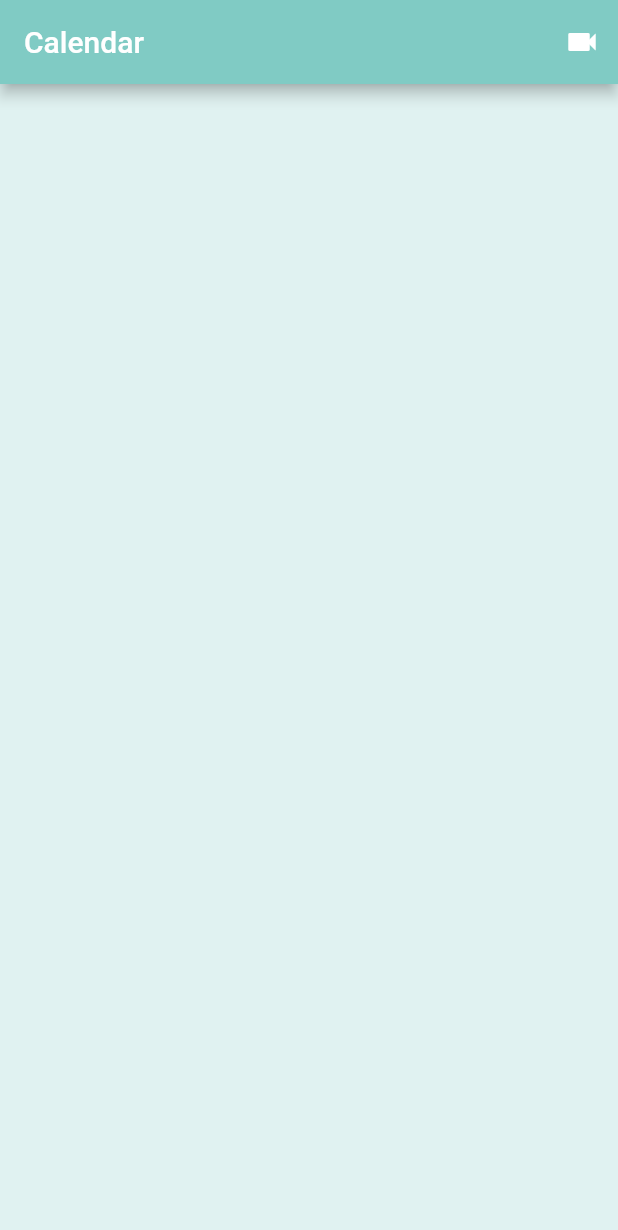
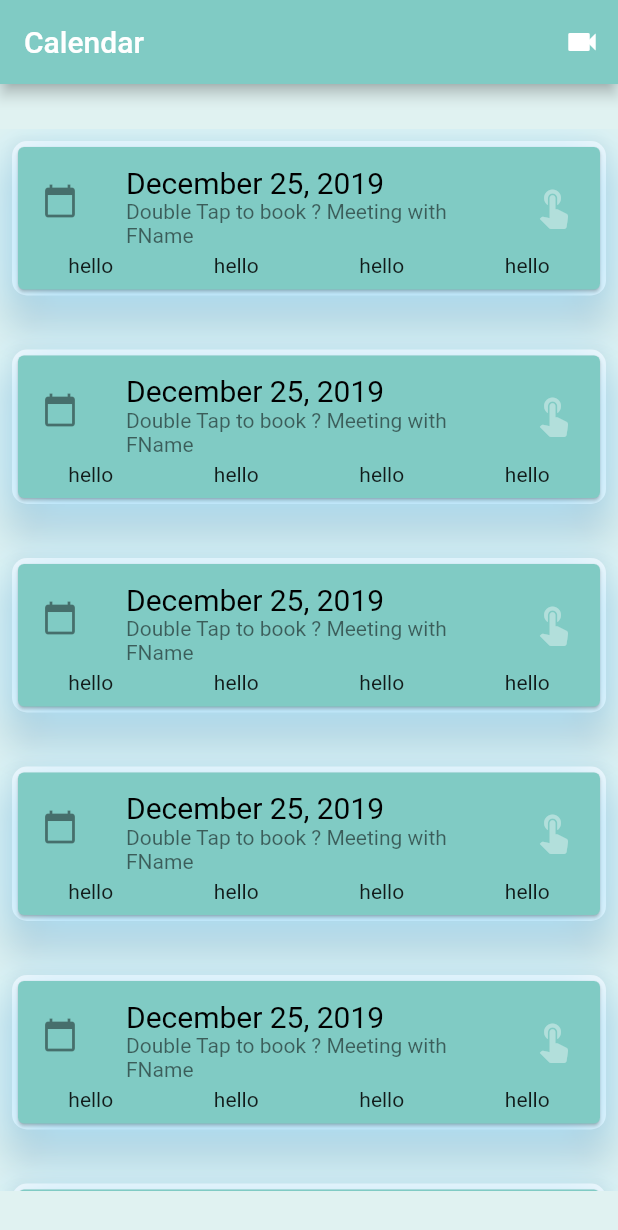
Before and after one commit to Ifavhoney/StudyBuddy, a Flutter app: the screen it shows after launch, on a phone screen of 412 x 824 dp. Shown: the top 1230 px of the screen. Run offline on Flutter 3.47's test engine with Material 2 defaults, Android fonts, the phone set to English and light mode, and no system bars; our stand-ins replace cloud_firestore, firebase_auth, permission_handler; missing offline and left inert: agora_rtc_engine; accounts and stored records are empty.

Commit message:
Built UI for Calendar Screen

```diff
--- /dev/null
+++ b/lib/reusableWidgets/card.dart
@@ -0,0 +1 @@
+import 'package:flutter/material.dart';
--- a/lib/screens/calendar.dart
+++ b/lib/screens/calendar.dart
@@ -9,10 +9,18 @@ class Calendar extends StatefulWidget {
 
 class _CalendarState extends State<Calendar> {
   TextEditingController channelName = new TextEditingController();
-
+  DateTime now;
   String errorText;
   String hintText = "Enter Channel Name";
   String buttonText;
+
+  @override
+  void initState() {
+    now = DateTime.now();
+
+    super.initState();
+  }
+
   @override
   Widget build(BuildContext context) {
     return Scaffold(
@@ -32,6 +40,88 @@ class _CalendarState extends State<Calendar> {
             )
           ],
         ),
+        body: Padding(
+          padding: const EdgeInsets.fromLTRB(0, 30, 0, 30),
+          child: new Column(
+            mainAxisSize: MainAxisSize.max,
+            children: <Widget>[
+              new Expanded(
+                child: ListView.separated(
+                    itemCount: 7,
+                    itemBuilder: (context, position) {
+                      return Padding(
+                        padding: const EdgeInsets.all(8.0),
+                        child: Material(
+                          borderRadius: BorderRadius.circular(10),
+                          elevation: 10,
+                          child: Container(
+                            height: MediaQuery.of(context).size.height / 8,
+                            child: Card(
+                              color: Colors.teal.shade200,
+                              child: InkWell(
+                                onDoubleTap: () {
+                                  print("found!");
+                                },
+                                child: Column(
+                                  mainAxisAlignment: MainAxisAlignment.center,
+                                  children: <Widget>[
+                                    SizedBox(
+                                      width: 10,
+                                    ),
+                                    ListTile(
+                                      title: Text(
+                                        "December 25, 2019",
+                                        style: TextStyle(
+                                            fontSize: 20, color: Colors.black),
+                                      ),
+                                      leading: Icon(Icons.calendar_today),
+                                      trailing: Icon(
+                                        Icons.touch_app,
+                                        color: Colors.teal.shade100,
+                                        size: 30,
+                                      ),
+                                      subtitle: Text(
+                                          "Double Tap to book ? Meeting with FName"),
+                                    ),
+                                    Row(
+                                      mainAxisAlignment:
+                                          MainAxisAlignment.spaceAround,
+                                      children: <Widget>[
+                                        Text("hello"),
+                                        Text("hello"),
+                                        Text("hello"),
+                                        Text("hello"),
+                                      ],
+                                    )
+                                  ],
+                                ),
+                              ),
+                            ),
+                            decoration: BoxDecoration(
+                              borderRadius: BorderRadius.circular(10.0),
+
+                              // the box shawdow property allows for fine tuning as aposed to shadowColor
+                              boxShadow: [
+                                new BoxShadow(
+                                    color: Colors.lightBlue.shade100,
+                                    // offset, the X,Y coordinates to offset the shadow
+                                    offset: new Offset(0.0, 10.0),
+                                    // blurRadius, the higher the number the more smeared look
+                                    blurRadius: 30.0,
+                                    spreadRadius: 4.0)
+                              ],
+                            ),
+                          ),
+                        ),
                       );
+                    },
+                    separatorBuilder: (BuildContext context, int index) =>
+                        SizedBox(
+                          height: 20,
+                        )),
+              ),
+            ],
+          ),
+        ));
   }
 }
--- a/lib/screens/login.dart
+++ b/lib/screens/login.dart
@@ -123,6 +123,9 @@ class _LoginState extends State<Login> {
           break;
       }
     }
+    /*At this point, the user is has the correct credential
+    Logged in, but can't see content
+    */
     Auth().getCurrentUser().then((firebaseUser) {
       switch (firebaseUser.isEmailVerified) {
         case true:
```
Also changed, not shown: lib/theme/theme.dart (+5 -2 lines). Lines whose indentation alone changed are shown as unchanged.
